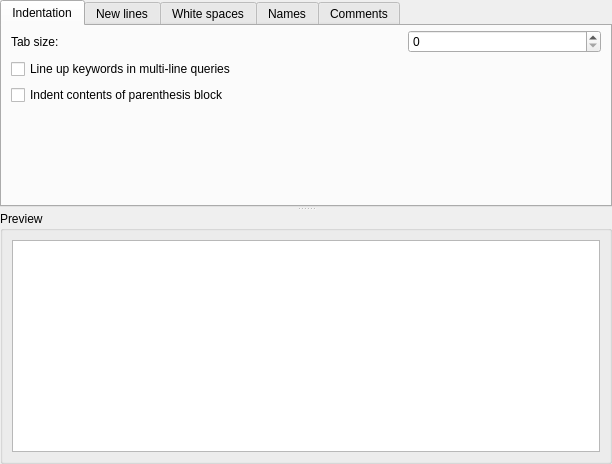
pawelsalawa/sqlitestudio, file trunk/Plugins/SqlEnterpriseFormatter/sqlenterpriseformatter.ui: the form before one commit.
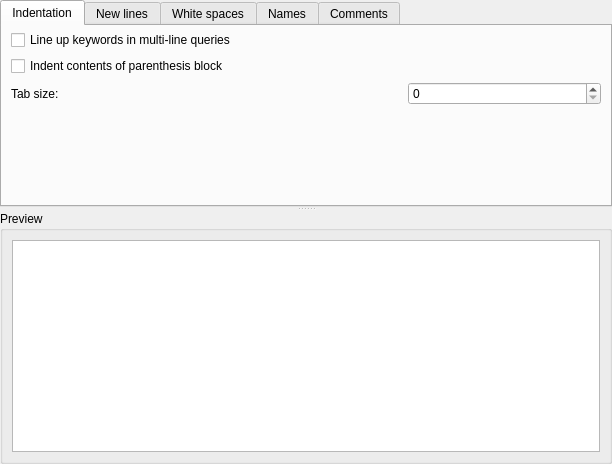
The form after the commit. Custom widgets are drawn as their Qt base class.

Commit message: Ddl history header labels fixed.

Diff of the .ui file:
```diff
--- a/trunk/Plugins/SqlEnterpriseFormatter/sqlenterpriseformatter.ui
+++ b/trunk/Plugins/SqlEnterpriseFormatter/sqlenterpriseformatter.ui
@@ -52,20 +52,6 @@
         <property name="bottomMargin">
          <number>4</number>
         </property>
-        <item row="0" column="0">
-         <widget class="QLabel" name="label">
-          <property name="text">
-           <string>Tab size:</string>
-          </property>
-         </widget>
-        </item>
-        <item row="0" column="2">
-         <widget class="QSpinBox" name="spinBox">
-          <property name="cfg" stdset="0">
-           <string>SqlEnterpriseFormatter.TabSize</string>
-          </property>
-         </widget>
-        </item>
         <item row="1" column="0" colspan="3">
          <widget class="QCheckBox" name="checkBox">
           <property name="text">
@@ -86,7 +72,7 @@
           </property>
          </widget>
         </item>
-        <item row="3" column="1">
+        <item row="4" column="1">
          <spacer name="verticalSpacer">
           <property name="orientation">
            <enum>Qt::Vertical</enum>
@@ -99,6 +85,20 @@
           </property>
          </spacer>
         </item>
+        <item row="3" column="0">
+         <widget class="QLabel" name="label">
+          <property name="text">
+           <string>Tab size:</string>
+          </property>
+         </widget>
+        </item>
+        <item row="3" column="2">
+         <widget class="QSpinBox" name="spinBox">
+          <property name="cfg" stdset="0">
+           <string>SqlEnterpriseFormatter.TabSize</string>
+          </property>
+         </widget>
+        </item>
        </layout>
       </widget>
       <widget class="QWidget" name="newLinesTab">
```
Left out of the diff: 8 changed lines with no effect on the pictures. The commit also changes 3 other files.
